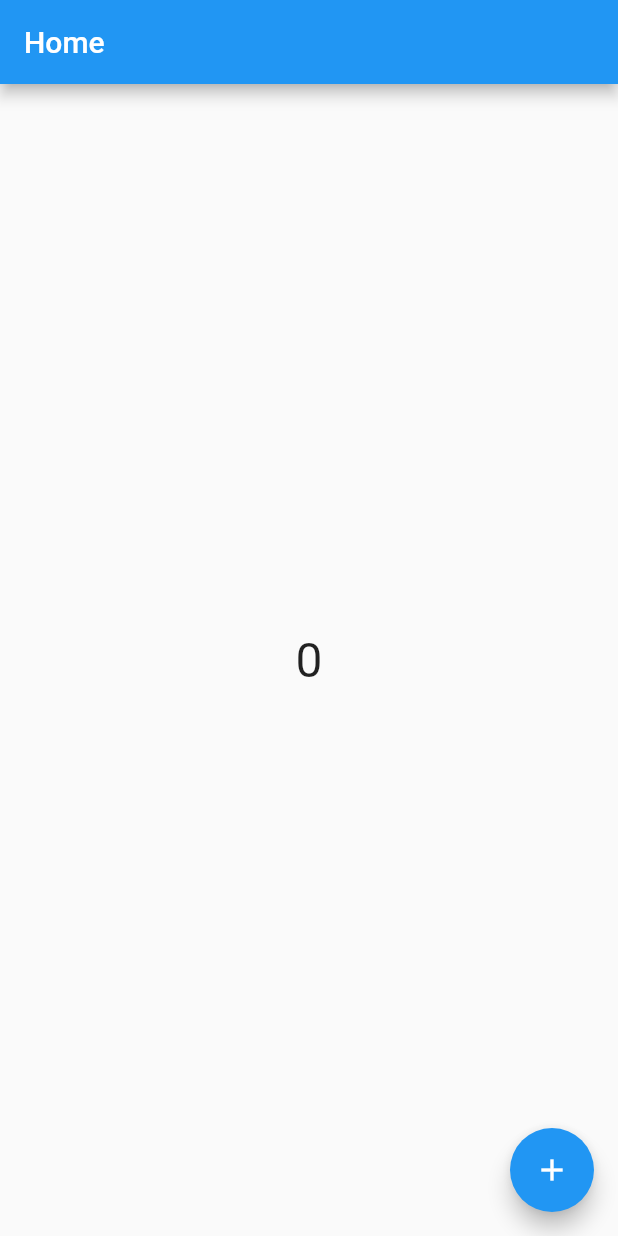
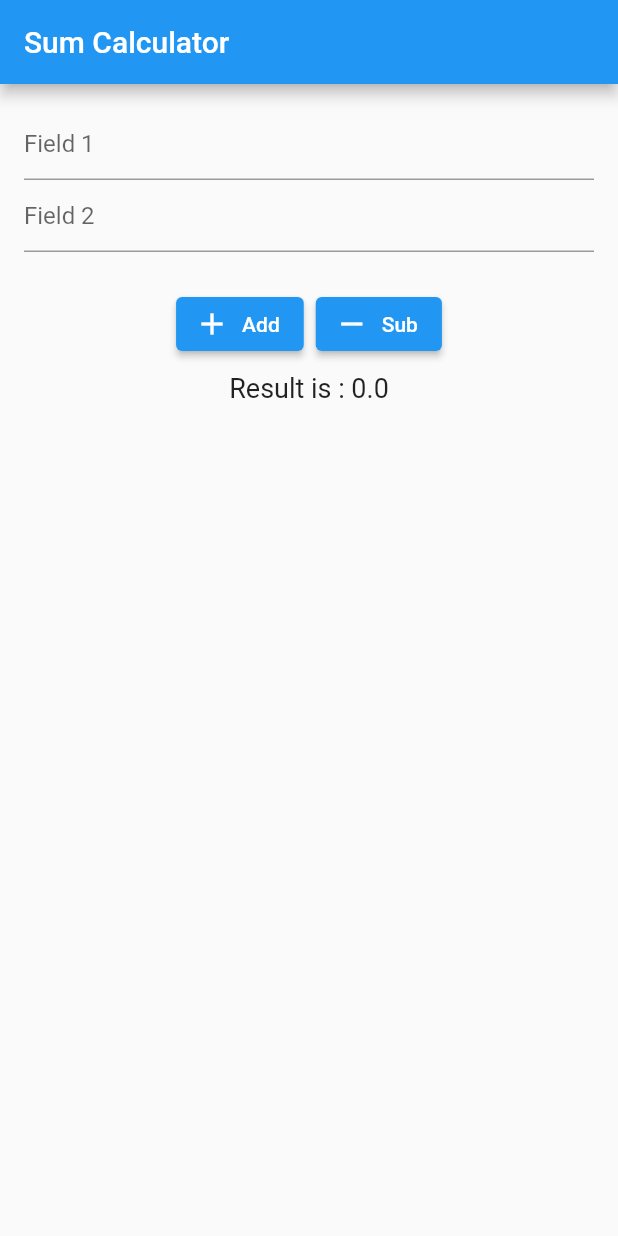
Before and after one commit to sabsar42/practice_ostad_flutter, a Flutter app: the screen it shows after launch, on a phone screen of 412 x 824 dp. Run offline on Flutter 3.47's test engine with Material 2 defaults, Android fonts, the light colour scheme and no system bars.

Commit message:
Sum Application

```diff
--- a/lib/home_screen.dart
+++ b/lib/home_screen.dart
@@ -1,85 +1,117 @@
 import 'package:flutter/material.dart';
 
-/// Constructor
-/// CreateState
-/// InitState
-
-/// DidChangeDependencies - dependency change
-/// build - setState
-/// didUpdateWidget - Parent er configuration change
-
-/// deactive
-/// dispose
+/// TODO : Add multiply(*), division(/) and modulus(%)
 
 class HomeScreen extends StatefulWidget {
   const HomeScreen({super.key});
 
   @override
-  State<StatefulWidget> createState() {
-    return _HomeScreenState();
-  }
+  State<HomeScreen> createState() => _HomeScreenState();
 }
 
 class _HomeScreenState extends State<HomeScreen> {
-  int count = 0;
+  final TextEditingController _fieldOneTEController = TextEditingController();
+  final TextEditingController _fieldTwoTEController = TextEditingController();
+  final GlobalKey<FormState> _formKey = GlobalKey<FormState>();
 
-  // 1
-  @override
-  void initState() {
-    print('init state');
-
-    /// Task when screen start
-    super.initState();
-  }
-
-  // 2
-  @override
-  void didChangeDependencies() {
-    print('Did change dependency');
-    super.didChangeDependencies();
-  }
-
-  @override
-  void didUpdateWidget(covariant HomeScreen oldWidget) {
-    print('did update widget');
-    super.didUpdateWidget(oldWidget);
-  }
+  double result = 0;
 
   @override
   Widget build(BuildContext context) {
-    print('Build method');
     return Scaffold(
       appBar: AppBar(
-        title: const Text('Home'),
+        title: const Text('Sum Calculator'),
       ),
-      body: Center(
-        child: Text(
-          '$count',
-          style: const TextStyle(fontSize: 32),
+      body: Padding(
+        padding: const EdgeInsets.all(16.0),
+        child: Form(
+          key: _formKey,
+          child: Column(
+            children: [
+              TextFormField(
+                controller: _fieldOneTEController,
+                keyboardType: TextInputType.number,
+                textInputAction: TextInputAction.next,
+                decoration: const InputDecoration(
+                    hintText: 'Field 1'
+                ),
+                validator: (String? value) {
+                  if (value == null) {
+                    return 'Enter a value';
+                  }
+                  if (value.trim().isEmpty) {
+                    return 'Enter a number';
+                  }
+                  // if (value?.trim().isEmpty ?? true) {
+                  //   return 'Enter valid value';
+                  // }
+                  return null;
+                },
+              ),
+              TextFormField(
+                controller: _fieldTwoTEController,
+                keyboardType: TextInputType.number,
+                decoration: const InputDecoration(
+                    hintText: 'Field 2'
+                ),
+                validator: (String? value) {
+                  if (value?.isEmpty ?? true) {
+                    return 'Enter valid value';
+                  }
+                  return null;
+                },
+              ),
+              const SizedBox(height: 16,),
+              ButtonBar(
+                alignment: MainAxisAlignment.center,
+                children: [
+                  ElevatedButton.icon(
+                    onPressed: () {
+                      if (_formKey.currentState!.validate()) {
+                        double firstNumber = parseToDouble(_fieldOneTEController.text.trim());
+                        double secondNumber = parseToDouble(_fieldTwoTEController.text.trim());
+                        result = addition(firstNumber, secondNumber);
+                        setState(() {});
+                      }
+                    },
+                    icon: const Icon(Icons.add),
+                    label: const Text('Add'),
+                  ),
+                  ElevatedButton.icon(
+                    onPressed: () {
+                      if (_formKey.currentState!.validate()) {
+                        double firstNumber = parseToDouble(_fieldOneTEController.text.trim());
+                        double secondNumber = parseToDouble(_fieldTwoTEController.text.trim());
+                        result = sub(firstNumber, secondNumber);
+                        setState(() {});
+                      }
+                    },
+                    icon: const Icon(Icons.remove),
+                    label: const Text('Sub'),
+                  ),
+                ],
+              ),
+              Text(
+                'Result is : $result',
+                style: const TextStyle(fontSize: 18),
+              )
+            ],
+          ),
         ),
-      ),
-      floatingActionButton: FloatingActionButton(
-        child: const Icon(Icons.add),
-        onPressed: () {
-          // count = count + 1;
-          count++;
-          setState(() {}); // rebuild
-        },
       ),
     );
   }
 
-  // 5
-  @override
-  void deactivate() {
-    print('deactived');
-    super.deactivate();
+  double parseToDouble(String text) {
+    return double.tryParse(text) ?? 0;
   }
 
-  // 6
-  @override
-  void dispose() {
-    print('dispose');
-    super.dispose();
+  double addition(double firstNum, double secondNum,) {
+    return firstNum + secondNum;
   }
+
+  double sub(double firstNum, double secondNum,) {
+    return firstNum - secondNum;
+  }
+
 }
--- a/lib/main.dart
+++ b/lib/main.dart
@@ -1,8 +1,6 @@
 import 'package:flutter/material.dart';
 import 'package:practice_ostad_flutter/home_screen.dart';
 
-import 'package:flutter/foundation.dart';
-import 'package:flutter/material.dart';
 
 void main() {
   runApp(const MyApp());
```
